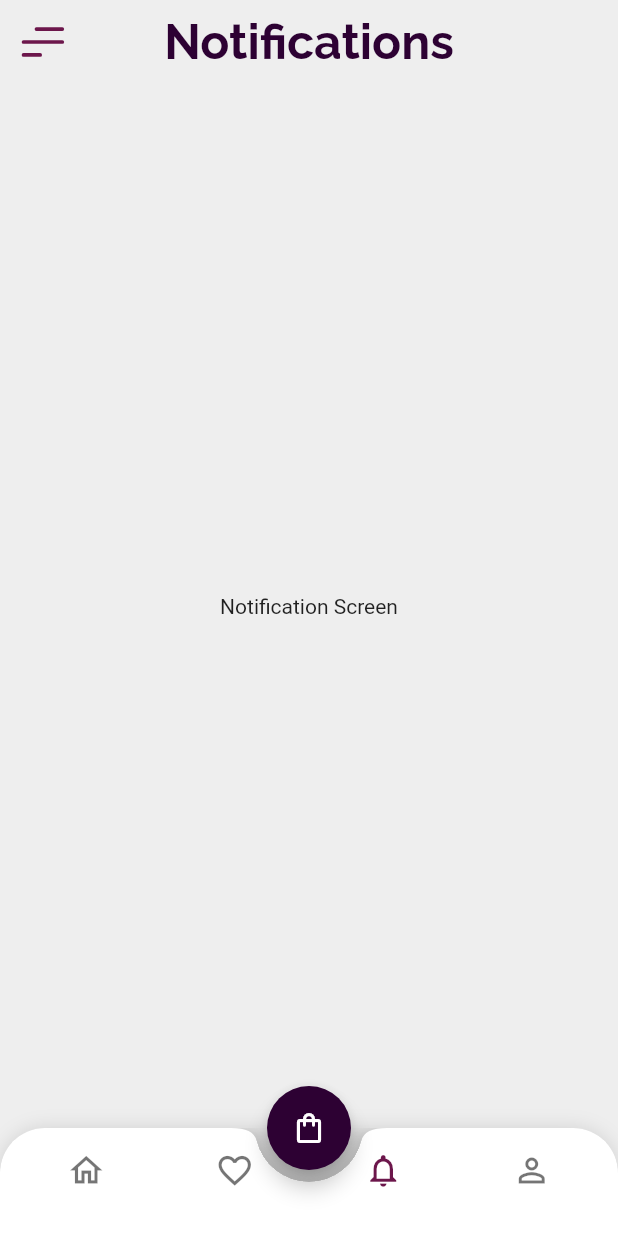
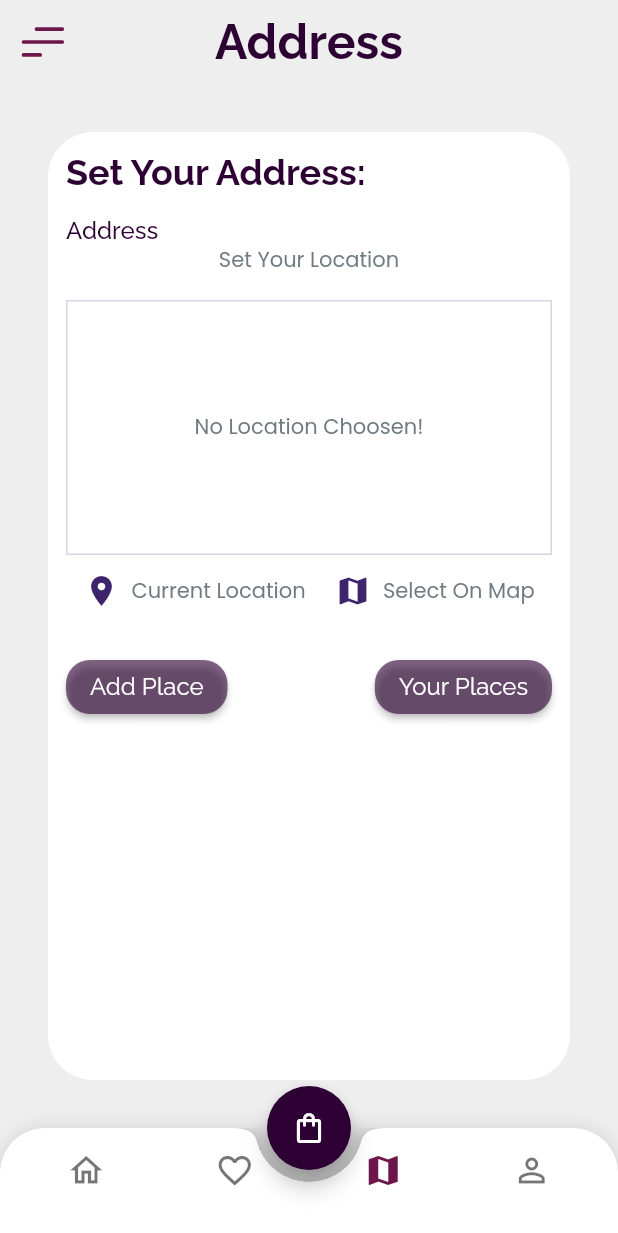
Before and after one commit to Rwan00/swift_buy, a Flutter app: the ShopLayout screen opened directly, item 3 of the bottom bar chosen, on a phone screen of 412 x 824 dp. Shown: the top 1233 px of the screen. Run offline on Flutter 3.47's test engine with Material 3 defaults, Android fonts, the phone set to English and light mode, and no system bars; our stand-ins replace carousel_slider, conditional_builder_null_safety, dio, easy_splash_screen, flutter_bloc, flutter_riverpod and 7 more; accounts and stored records are empty; network calls fail.

Commit message:
add address screen

```diff
--- a/lib/cubits/shop_cubit/shop_cubit.dart
+++ b/lib/cubits/shop_cubit/shop_cubit.dart
@@ -11,7 +11,7 @@ import '../../models/get_fav_model.dart';
 import '../../models/home_model.dart';
 import '../../screens/favourites_screen.dart';
 import '../../screens/home_screen.dart';
-import '../../screens/notification_screen.dart';
+import '../../screens/address_screen.dart';
 import '../../screens/profile_screen.dart';
 import 'shop_state.dart';
 
@@ -31,8 +31,8 @@ class ShopCubit extends Cubit<ShopStates> {
       "title": "Favourite",
     },
     {
-      "page": const NotificationScreen(),
-      "title": "Notifications",
+      "page": const AddressScreen(),
+      "title": "Address",
     },
     {
       "page": const ProfileScreen(),
@@ -62,7 +62,7 @@ class ShopCubit extends Cubit<ShopStates> {
         label: ''),
     BottomNavigationBarItem(
         icon: Icon(
-          Icons.notifications_none_outlined,
+          Icons.map,
           size: 26,
         ),
         label: ''),
@@ -248,4 +248,6 @@ class ShopCubit extends Cubit<ShopStates> {
     flag = !flag;
     emit(ShopReadMoreState());
   }
+
+
 }
--- /dev/null
+++ b/lib/models/address_model.dart
@@ -0,0 +1,26 @@
+
+import 'package:uuid/uuid.dart';
+
+const uuid = Uuid();
+
+class Place {
+  final String id;
+  final PlaceLocation location;
+
+  Place({
+    String? id,
+    required this.location,
+  }) : id = id?? uuid.v4();
+}
+
+class PlaceLocation {
+  final double latitude;
+  final double longitude;
+  final String address;
+
+  const PlaceLocation({
+    required this.latitude,
+    required this.longitude,
+    required this.address,
+  });
+}
--- /dev/null
+++ b/lib/provider/user_address.dart
@@ -0,0 +1,62 @@
+
+
+import 'package:flutter_riverpod/flutter_riverpod.dart';
+import 'package:path/path.dart' as path;
+import 'package:sqflite/sqflite.dart' as sql;
+import '../models/address_model.dart';
+
+
+Future<sql.Database> _getDatabase() async {
+  final dbPath = await sql.getDatabasesPath();
+  final db = await sql.openDatabase(
+    path.join(dbPath, "place.db"),
+    onCreate: (db, version) {
+      return db.execute(
+          "CREATE TABLE user_places(id TEXT PRIMARY KEY,lat REAL,lng REAL,address TEXT)");
+    },
+    version: 1,
+  );
+  return db;
+}
+
+class UserPlacesNotifier extends StateNotifier<List<Place>> {
+  UserPlacesNotifier() : super(const []);
+
+  Future<void> loadPlaces() async {
+    final sql.Database db = await _getDatabase();
+    final data = await db.query("user_places");
+
+    final places = data
+        .map(
+          (row) => Place(
+            id: row["id"] as String,
+            location: PlaceLocation(
+                latitude: row["lat"] as double,
+                longitude: row["lng"] as double,
+                address: row["address"] as String),
+          ),
+        )
+        .toList();
+
+    state = places;
+  }
+
+  void addPlace(PlaceLocation location) async {
+
+    final newPlace = Place( location: location);
+
+    final db = await _getDatabase();
+
+    db.insert("user_places", {
+      "id": newPlace.id,
+      "lat": newPlace.location.latitude,
+      "lng": newPlace.location.longitude,
+      "address": newPlace.location.address,
+    });
+    state = [newPlace, ...state];
+  }
+}
+
+final userPlacesProvider =
+    StateNotifierProvider<UserPlacesNotifier, List<Place>>(
+        (ref) => UserPlacesNotifier());
--- /dev/null
+++ b/lib/screens/address_screen.dart
@@ -0,0 +1,90 @@
+import 'package:flutter/material.dart';
+import 'package:flutter_riverpod/flutter_riverpod.dart';
+import 'package:page_transition/page_transition.dart';
+import 'package:swift_buy/methods/methods.dart';
+import 'package:swift_buy/theme/fonts.dart';
+import 'package:swift_buy/widgets/my_btn.dart';
+
+import '../models/address_model.dart';
+import '../provider/user_address.dart';
+import '../widgets/location_input.dart';
+import 'places_screen.dart';
+
+class AddressScreen extends ConsumerStatefulWidget {
+  const AddressScreen({super.key});
+
+  @override
+  ConsumerState<AddressScreen> createState() => _AddressScreenState();
+}
+
+class _AddressScreenState extends ConsumerState<AddressScreen> {
+  @override
+  Widget build(BuildContext context) {
+    PlaceLocation? selectedLocation;
+
+    savePlace() {
+      if (selectedLocation == null) {
+        return;
+      } else {
+        ref.read(userPlacesProvider.notifier).addPlace(selectedLocation!);
+        animatedNavigateTo(
+            context: context,
+            widget: const PlacesScreen(),
+            direction: PageTransitionType.bottomToTop,
+            curve: Curves.bounceOut);
+      }
+    }
+
+    return Padding(
+      padding: const EdgeInsets.all(32.0),
+      child: Container(
+        padding: const EdgeInsets.all(12),
+        width: double.infinity,
+        decoration: BoxDecoration(
+          color: Colors.white,
+          borderRadius: BorderRadius.circular(30),
+        ),
+        child: Column(
+          crossAxisAlignment: CrossAxisAlignment.start,
+          children: [
+            Text(
+              "Set Your Address:",
+              style: heading.copyWith(fontSize: 24),
+            ),
+            const SizedBox(
+              height: 16,
+            ),
+            Text(
+              "Address",
+              style: titleStyle,
+            ),
+            LocationInput(
+              onSelectedLocation: (location) => selectedLocation = location,
+            ),
+            const SizedBox(
+              height: 16,
+            ),
+            Row(
+              children: [
+                AppBtn(
+                  onPressed: () => savePlace(),
+                  label: "Add Place",
+                ),
+                Spacer(),
+                AppBtn(
+                    label: "Your Places",
+                    onPressed: () {
+                      animatedNavigateTo(
+                          context: context,
+                          widget: const PlacesScreen(),
+                          direction: PageTransitionType.bottomToTop,
+                          curve: Curves.bounceOut);
+                    }),
+              ],
+            ),
+          ],
+        ),
+      ),
+    );
+  }
+}
--- a/lib/screens/notification_screen.dart
+++ /dev/null
@@ -1,12 +0,0 @@
-import 'package:flutter/material.dart';
-
-class NotificationScreen extends StatelessWidget {
-  const NotificationScreen({super.key});
-
-  @override
-  Widget build(BuildContext context) {
-    return const Center(
-      child: Text("Notification Screen"),
-    );
-  }
-}
--- /dev/null
+++ b/lib/widgets/location_input.dart
@@ -0,0 +1,171 @@
+import 'dart:convert';
+import 'dart:developer';
+
+import 'package:flutter/material.dart';
+import 'package:google_maps_flutter/google_maps_flutter.dart';
+import 'package:location/location.dart';
+import 'package:http/http.dart' as http;
+
+import '../models/address_model.dart';
+import '../screens/map_screen.dart';
+import '../theme/fonts.dart';
+
+class LocationInput extends StatefulWidget {
+  final void Function(PlaceLocation location) onSelectedLocation;
+  const LocationInput({required this.onSelectedLocation, super.key});
+
+  @override
+  State<LocationInput> createState() => _LocationInputState();
+}
+
+class _LocationInputState extends State<LocationInput> {
+  PlaceLocation? _pickedLocation;
+  bool _isLoading = false;
+
+  String get locationImage {
+    if (_pickedLocation == null) {
+      return "";
+    }
+
+    final lat = _pickedLocation!.latitude;
+    final lng = _pickedLocation!.longitude;
+    return "https://maps.googleapis.com/maps/api/staticmap?center=$lat,$lng&zoom=16&size=600x300&maptype=roadmap&markers=color:red%7Clabel:Z%7C$lat,$lng&key=AIzaSyDWYIwIwT2Cx7maujw2kxbcvbFKhIGhLOE";
+  }
+
+  void _savePlace(double lat, double lng) async {
+    final url = Uri.parse(
+        "https://maps.googleapis.com/maps/api/geocode/json?latlng=$lat,$lng&key=AIzaSyDWYIwIwT2Cx7maujw2kxbcvbFKhIGhLOE");
+    final res = await http.get(url);
+    final resData = json.decode(res.body);
+    final address = resData["results"][0]["formatted_address"];
+    setState(() {
+      _pickedLocation =
+          PlaceLocation(latitude: lat, longitude: lng, address: address);
+      _isLoading = false;
+    });
+
+    widget.onSelectedLocation(_pickedLocation!);
+  }
+
+  void _getCurrentLocation() async {
+    Location location = Location();
+
+    bool serviceEnabled;
+    PermissionStatus permissionGranted;
+    LocationData locationData;
+
+    serviceEnabled = await location.serviceEnabled();
+    if (!serviceEnabled) {
+      serviceEnabled = await location.requestService();
+      if (!serviceEnabled) {
+        return;
+      }
+    }
+
+    permissionGranted = await location.hasPermission();
+    if (permissionGranted == PermissionStatus.denied) {
+      permissionGranted = await location.requestPermission();
+      if (permissionGranted != PermissionStatus.granted) {
+        return;
+      }
+    }
+
+    setState(() {
+      _isLoading = true;
+    });
+
+    locationData = await location.getLocation();
+    final lat = locationData.latitude;
+    final lng = locationData.longitude;
+
+    if (lat == null || lng == null) {
+      return;
+    }
+
+    log(locationData.longitude.toString());
+    log(locationData.latitude.toString());
+
+    _savePlace(lat, lng);
+  }
+
+  void _selectOnMap() async {
+    final LatLng? mapLocation = await Navigator.of(context).push<LatLng>(
+      MaterialPageRoute(
+        builder: (context) => const MapScreen(),
+      ),
+    );
+    if (mapLocation == null) {
+      return;
+    }
+    _savePlace(mapLocation.latitude, mapLocation.longitude);
+  }
+
+  @override
+  Widget build(BuildContext context) {
+    Widget previewContent = Text(
+      "No Location Choosen!",
+      style:subTitle,
+      textAlign: TextAlign.center,
+    );
+
+    if (_pickedLocation != null) {
+      previewContent =
+      Image.network(
+        locationImage,
+        fit: BoxFit.cover,
+        width: double.infinity,
+        height: double.infinity,
+      );
+    }
+
+    if (_isLoading) {
+      previewContent = const Center(
+        child: CircularProgressIndicator(),
+      );
+    }
+    return Column(
+      children: [
+        Text(
+              _pickedLocation == null? "Set Your Location": _pickedLocation!.address,
+              style: subTitle,
+            ),
+            const SizedBox(
+              height: 16,
+            ),
+        Container(
+          height: 170,
+          width: double.infinity,
+          decoration: BoxDecoration(
+            border: Border.all(
+              width: 1,
+              color: Theme.of(context).colorScheme.primary.withOpacity(0.2),
+            ),
+          ),
+          alignment: Alignment.center,
+          child: previewContent,
+        ),
+        Row(
+          mainAxisAlignment: MainAxisAlignment.spaceEvenly,
+          children: [
+            TextButton.icon(
+              onPressed: _getCurrentLocation,
+              icon: const Icon(Icons.location_on),
+              label: Text(
+                "Current Location",
+                style: subTitle,
+              ),
+            ),
+            TextButton.icon(
+              onPressed: _selectOnMap,
+              icon: const Icon(Icons.map),
+              label: Text(
+                "Select On Map",
+                style: subTitle,
+              ),
+            ),
+          ],
+        ),
+      ],
+    );
+  }
+}
--- /dev/null
+++ b/lib/widgets/places_list.dart
@@ -0,0 +1,55 @@
+import 'package:flutter/material.dart';
+import 'package:page_transition/page_transition.dart';
+import 'package:swift_buy/methods/methods.dart';
+import 'package:swift_buy/theme/fonts.dart';
+
+import '../models/address_model.dart';
+import '../screens/places_details.dart';
+import '../theme/body_theme.dart';
+
+class PlacesList extends StatelessWidget {
+  final List<Place> places;
+
+  const PlacesList({required this.places, super.key});
+
+  @override
+  Widget build(BuildContext context) {
+    if (places.isEmpty) {
+      return Center(
+        child: Text(
+          "No Places Added Yet!",
+          style: titleStyle,
+        ),
+      );
+    }
+    return ListView.builder(
+      itemCount: places.length,
+      itemBuilder: (context, index) {
+        return ListTile(
+          title: Text(
+            "Your Address",
+            style: titleStyle,
+          ),
+          subtitle: Text(
+            places[index].location.address,
+            style: subTitle,
+          ),
+          leading: CircleAvatar(
+            backgroundColor: Colors.grey[300],
+            child: Icon(
+              Icons.arrow_back_ios,
+              color: primaryDeepPurple,
+            ),
+          ),
+          onTap: () {
+            animatedNavigateTo(
+                context: context,
+                widget: PlaceDetailScreen(place: places[index]),
+                direction: PageTransitionType.leftToRight,
+                curve: Curves.bounceOut);
+          },
+        );
+      },
+    );
+  }
+}
```
Also changed, not shown: lib/main.dart (+5 -2 lines), lib/screens/map_screen.dart (added, +63 -0 lines), lib/screens/places_details.dart (added, +74 -0 lines), lib/screens/places_screen.dart (added, +49 -0 lines), pubspec.yaml (+7 -0 lines), pubspec.lock, 3 other files.
